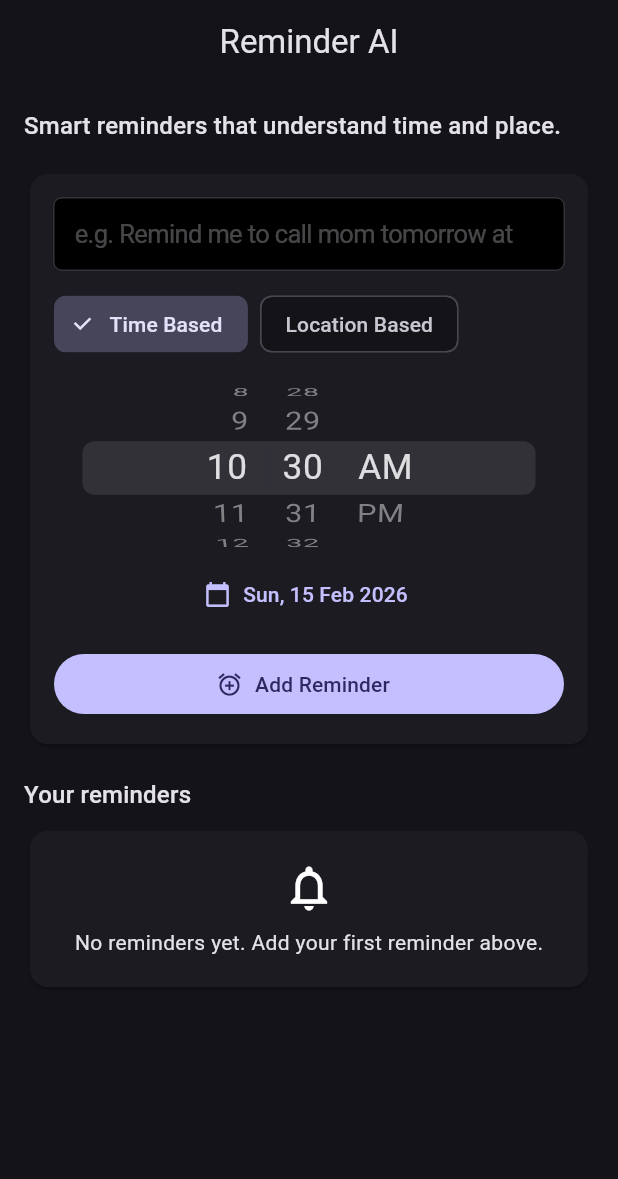
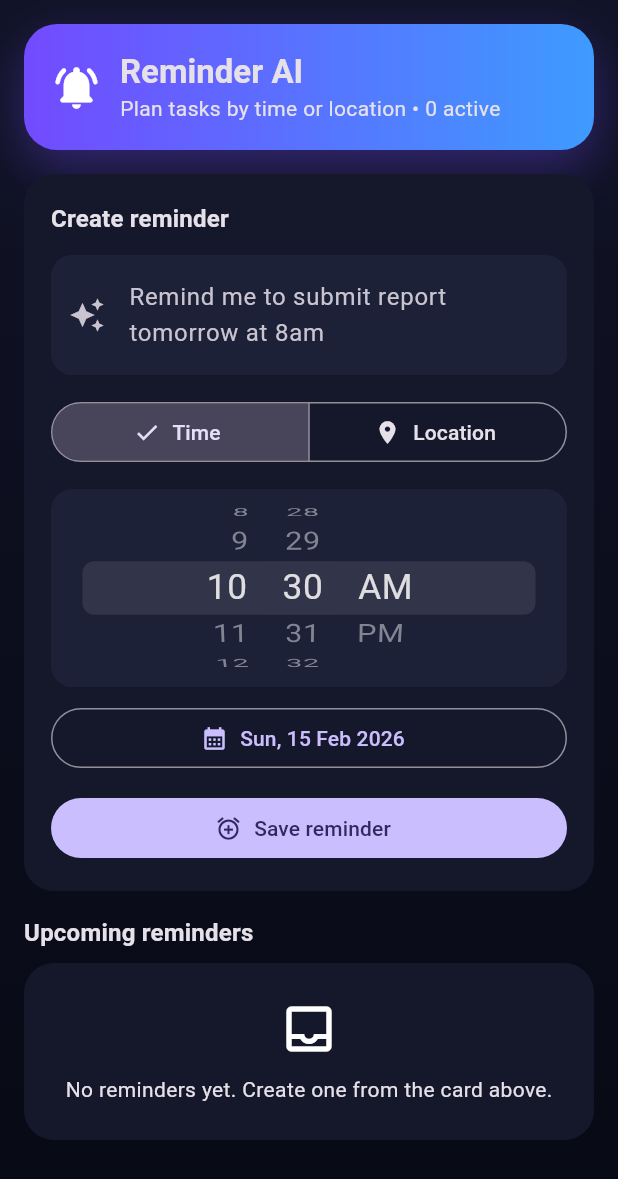
Before and after one commit to itsstoomuch/AIreminder, a Flutter app: the screen it shows after launch, on a phone screen of 412 x 824 dp. Shown: the top 1179 px of the screen. Run offline on Flutter 3.47's test engine with Material 3 defaults, Android fonts, the phone set to English and light mode, and no system bars; our stand-ins replace flutter_local_notifications, geolocator, google_maps_flutter, hive, hive_flutter, timezone; missing offline and left inert: chrono_dart, geofence_service; accounts and stored records are empty.

Commit message:
Redesign home screen with stronger visual hierarchy

```diff
--- a/lib/main.dart
+++ b/lib/main.dart
@@ -33,21 +33,23 @@ class MyApp extends StatelessWidget {
 
   @override
   Widget build(BuildContext context) {
-    const seed = Color(0xFF6C63FF);
+    const seed = Color(0xFF7C5CFF);
+    final colorScheme = ColorScheme.fromSeed(seedColor: seed, brightness: Brightness.dark);
 
     return MaterialApp(
       debugShowCheckedModeBanner: false,
       title: 'Reminder AI',
-      themeMode: ThemeMode.dark,
       theme: ThemeData(
         useMaterial3: true,
-        colorScheme: ColorScheme.fromSeed(seedColor: seed),
+        colorScheme: colorScheme,
+        scaffoldBackgroundColor: const Color(0xFF090B16),
+        cardTheme: const CardTheme(
+          color: Color(0xFF15182B),
+          elevation: 0,
+          margin: EdgeInsets.zero,
+          shape: RoundedRectangleBorder(
+            borderRadius: BorderRadius.all(Radius.circular(20)),
           ),
-      darkTheme: ThemeData(
-        useMaterial3: true,
-        colorScheme: ColorScheme.fromSeed(
-          seedColor: seed,
-          brightness: Brightness.dark,
         ),
       ),
       home: const ReminderScreen(),
@@ -122,7 +124,7 @@ class _ReminderScreenState extends State<ReminderScreen> {
       setState(() {
         _selectedLat = pos.latitude;
         _selectedLng = pos.longitude;
-        _selectedLocation = 'Current Location';
+        _selectedLocation = 'Current location';
       });
     } catch (_) {
       if (!mounted) return;
@@ -157,11 +159,9 @@ class _ReminderScreenState extends State<ReminderScreen> {
     String? triggerType;
 
     var locationMode = isLocationBased;
-
     if (geofence != null) {
       locationMode = true;
       triggerType = geofence.triggerType;
-
       final matched = provider.getLocationByName(geofence.locationName);
       if (matched != null) {
         locationName = matched.name;
@@ -205,7 +205,6 @@ class _ReminderScreenState extends State<ReminderScreen> {
     );
 
     await provider.addReminder(reminder);
-
     _controller.clear();
     setState(() {
       _selectedDate = DateTime.now();
@@ -215,6 +214,7 @@ class _ReminderScreenState extends State<ReminderScreen> {
       _selectedLng = null;
     });
 
+    if (!mounted) return;
     ScaffoldMessenger.of(context).showSnackBar(
       const SnackBar(content: Text('Reminder added successfully.')),
     );
@@ -227,120 +227,78 @@ class _ReminderScreenState extends State<ReminderScreen> {
   }
 
   String _getCountdown(DateTime time) {
-    final now = DateTime.now();
-    final diff = time.difference(now);
+    final diff = time.difference(DateTime.now());
     if (diff.isNegative) return 'Past due';
     if (diff.inMinutes < 60) return '${diff.inMinutes} min left';
-    if (diff.inHours < 24) return '${diff.inHours} hr ${diff.inMinutes % 60} min left';
+    if (diff.inHours < 24) return '${diff.inHours}h ${diff.inMinutes % 60}m left';
     return '${diff.inDays} day(s) left';
   }
 
-  Widget _buildReminderCard(Reminder item, int index) {
-    return Dismissible(
-      key: Key(item.key.toString()),
-      background: Container(
-        margin: const EdgeInsets.symmetric(vertical: 6),
-        decoration: BoxDecoration(
-          color: Colors.redAccent,
-          borderRadius: BorderRadius.circular(16),
-        ),
-        alignment: Alignment.centerRight,
-        padding: const EdgeInsets.symmetric(horizontal: 20),
-        child: const Icon(Icons.delete_outline),
-      ),
-      onDismissed: (_) => context.read<ReminderProvider>().removeReminder(index),
-      child: Card(
-        margin: const EdgeInsets.symmetric(vertical: 6),
-        child: ListTile(
-          contentPadding: const EdgeInsets.symmetric(horizontal: 16, vertical: 10),
-          title: Text(item.text),
-          subtitle: item.isLocationBased && item.latitude != null && item.longitude != null
-              ? FutureBuilder<double>(
-                  future: _calculateDistance(item.latitude, item.longitude),
-                  builder: (context, snapshot) {
-                    final distanceKm = (snapshot.data ?? 0) / 1000;
-                    return Text(
-                      '${item.location ?? 'Unnamed location'} • ${distanceKm.toStringAsFixed(2)} km away',
-                    );
-                  },
-                )
-              : Text(
-                  '${DateFormat('EEE, d MMM • hh:mm a').format(item.time)} • ${_getCountdown(item.time)}',
-                ),
-          leading: Icon(item.isLocationBased ? Icons.location_on : Icons.schedule),
-        ),
-      ),
-    );
-  }
-
-  @override
-  Widget build(BuildContext context) {
-    final reminders = context.watch<ReminderProvider>().reminders;
-
-    return Scaffold(
-      appBar: AppBar(
-        title: const Text('Reminder AI'),
-        centerTitle: true,
-      ),
-      body: SafeArea(
-        child: ListView(
-          padding: const EdgeInsets.all(16),
-          children: [
-            Text(
-              'Smart reminders that understand time and place.',
-              style: Theme.of(context).textTheme.titleMedium,
-            ),
-            const SizedBox(height: 16),
-            Card(
+  Widget _buildComposerCard() {
+    return Card(
       child: Padding(
-                padding: const EdgeInsets.all(16),
+        padding: const EdgeInsets.all(18),
         child: Column(
           crossAxisAlignment: CrossAxisAlignment.stretch,
           children: [
-                    CupertinoTextField(
-                      controller: _controller,
-                      placeholder: 'e.g. Remind me to call mom tomorrow at 8pm',
-                      padding: const EdgeInsets.all(14),
-                      onChanged: _parseAndAutoLinkLocation,
+            Text(
+              'Create reminder',
+              style: Theme.of(context).textTheme.titleMedium?.copyWith(fontWeight: FontWeight.w700),
             ),
             const SizedBox(height: 12),
-                    Wrap(
-                      spacing: 8,
-                      children: [
-                        ChoiceChip(
-                          label: const Text('Time Based'),
-                          selected: !isLocationBased,
-                          onSelected: (_) => setState(() => isLocationBased = false),
+            TextField(
+              controller: _controller,
+              onChanged: _parseAndAutoLinkLocation,
+              minLines: 1,
+              maxLines: 2,
+              decoration: InputDecoration(
+                hintText: 'Remind me to submit report tomorrow at 8am',
+                prefixIcon: const Icon(Icons.auto_awesome),
+                filled: true,
+                fillColor: const Color(0xFF1C2138),
+                border: OutlineInputBorder(
+                  borderRadius: BorderRadius.circular(14),
+                  borderSide: BorderSide.none,
                 ),
-                        ChoiceChip(
-                          label: const Text('Location Based'),
-                          selected: isLocationBased,
-                          onSelected: (_) => setState(() => isLocationBased = true),
               ),
+            ),
+            const SizedBox(height: 14),
+            SegmentedButton<bool>(
+              segments: const [
+                ButtonSegment<bool>(value: false, label: Text('Time'), icon: Icon(Icons.schedule)),
+                ButtonSegment<bool>(value: true, label: Text('Location'), icon: Icon(Icons.location_on)),
               ],
+              selected: {isLocationBased},
+              onSelectionChanged: (value) => setState(() => isLocationBased = value.first),
             ),
-                    const SizedBox(height: 12),
+            const SizedBox(height: 14),
             if (!isLocationBased) ...[
-                      SizedBox(
+              Container(
+                padding: const EdgeInsets.symmetric(vertical: 6),
+                decoration: BoxDecoration(
+                  borderRadius: BorderRadius.circular(14),
+                  color: const Color(0xFF1C2138),
+                ),
+                child: SizedBox(
                   height: 120,
                   child: CupertinoDatePicker(
                     mode: CupertinoDatePickerMode.time,
+                    onDateTimeChanged: (val) => setState(() => _selectedTime = TimeOfDay.fromDateTime(val)),
                     initialDateTime: DateTime.now(),
-                          onDateTimeChanged: (val) {
-                            setState(() => _selectedTime = TimeOfDay.fromDateTime(val));
-                          },
                   ),
                 ),
-                      TextButton.icon(
+              ),
+              const SizedBox(height: 10),
+              OutlinedButton.icon(
                 onPressed: _pickDate,
-                        icon: const Icon(Icons.calendar_today),
+                icon: const Icon(Icons.calendar_month),
                 label: Text(DateFormat('EEE, d MMM yyyy').format(_selectedDate)),
               ),
             ] else ...[
               SizedBox(
-                        height: 170,
+                height: 185,
                 child: ClipRRect(
-                          borderRadius: BorderRadius.circular(12),
+                  borderRadius: BorderRadius.circular(14),
                   child: MapPickerPreview(
                     onLocationSelected: (position, name) {
                       setState(() {
@@ -352,16 +310,19 @@ class _ReminderScreenState extends State<ReminderScreen> {
                   ),
                 ),
               ),
-                      const SizedBox(height: 12),
-                      Wrap(
-                        spacing: 8,
+              const SizedBox(height: 10),
+              Row(
                 children: [
-                          OutlinedButton.icon(
+                  Expanded(
+                    child: OutlinedButton.icon(
                       onPressed: _useCurrentLocation,
                       icon: const Icon(Icons.my_location),
-                            label: const Text('Use current location'),
+                      label: const Text('Current'),
                     ),
-                          OutlinedButton.icon(
+                  ),
+                  const SizedBox(width: 8),
+                  Expanded(
+                    child: OutlinedButton.icon(
                       onPressed: () async {
                         final picked = await Navigator.push(
                           context,
@@ -376,47 +337,141 @@ class _ReminderScreenState extends State<ReminderScreen> {
                         }
                       },
                       icon: const Icon(Icons.map_outlined),
-                            label: const Text('Choose on map'),
+                      label: const Text('Pick on map'),
+                    ),
                   ),
                 ],
               ),
-                      if (_selectedLocation != null) ...[
-                        const SizedBox(height: 8),
-                        Text('Selected: $_selectedLocation'),
-                      ],
+              if (_selectedLocation != null)
+                Padding(
+                  padding: const EdgeInsets.only(top: 8),
+                  child: Text('Selected: $_selectedLocation'),
+                ),
             ],
             const SizedBox(height: 12),
             FilledButton.icon(
               onPressed: _addReminder,
-                      icon: const Icon(Icons.add_alarm),
-                      label: const Text('Add Reminder'),
+              icon: const Icon(Icons.alarm_add),
+              label: const Text('Save reminder'),
             ),
           ],
         ),
       ),
+    );
+  }
+
+  Widget _buildReminderCard(Reminder item, int index) {
+    return Dismissible(
+      key: Key(item.key.toString()),
+      onDismissed: (_) => context.read<ReminderProvider>().removeReminder(index),
+      background: Container(
+        margin: const EdgeInsets.symmetric(vertical: 6),
+        decoration: BoxDecoration(
+          borderRadius: BorderRadius.circular(16),
+          color: Colors.red.shade400,
         ),
-            const SizedBox(height: 18),
-            Text('Your reminders', style: Theme.of(context).textTheme.titleMedium),
+        alignment: Alignment.centerRight,
+        padding: const EdgeInsets.only(right: 16),
+        child: const Icon(Icons.delete),
+      ),
+      child: Container(
+        margin: const EdgeInsets.symmetric(vertical: 6),
+        decoration: BoxDecoration(
+          borderRadius: BorderRadius.circular(18),
+          gradient: const LinearGradient(
+            colors: [Color(0xFF171D34), Color(0xFF111527)],
+          ),
+          border: Border.all(color: Colors.white.withOpacity(0.06)),
+        ),
+        child: ListTile(
+          contentPadding: const EdgeInsets.symmetric(horizontal: 16, vertical: 10),
+          leading: CircleAvatar(
+            backgroundColor: item.isLocationBased ? Colors.purple.withOpacity(0.2) : Colors.cyan.withOpacity(0.2),
+            child: Icon(item.isLocationBased ? Icons.location_on : Icons.schedule),
+          ),
+          title: Text(item.text, maxLines: 1, overflow: TextOverflow.ellipsis),
+          subtitle: item.isLocationBased && item.latitude != null && item.longitude != null
+              ? FutureBuilder<double>(
+                  future: _calculateDistance(item.latitude, item.longitude),
+                  builder: (context, snapshot) {
+                    final km = (snapshot.data ?? 0) / 1000;
+                    return Text('${item.location ?? 'Unnamed location'} • ${km.toStringAsFixed(2)} km away');
+                  },
+                )
+              : Text('${DateFormat('EEE, d MMM • hh:mm a').format(item.time)} • ${_getCountdown(item.time)}'),
+        ),
+      ),
+    );
+  }
+
+  @override
+  Widget build(BuildContext context) {
+    final reminders = context.watch<ReminderProvider>().reminders;
+
+    return Scaffold(
+      body: Container(
+        decoration: const BoxDecoration(
+          gradient: LinearGradient(
+            begin: Alignment.topCenter,
+            end: Alignment.bottomCenter,
+            colors: [Color(0xFF111327), Color(0xFF070914)],
+          ),
+        ),
+        child: SafeArea(
+          child: ListView(
+            padding: const EdgeInsets.all(16),
+            children: [
+              Container(
+                padding: const EdgeInsets.all(18),
+                decoration: BoxDecoration(
+                  borderRadius: BorderRadius.circular(22),
+                  gradient: const LinearGradient(colors: [Color(0xFF724BFF), Color(0xFF3E9BFF)]),
+                  boxShadow: [
+                    BoxShadow(
+                      color: const Color(0xFF724BFF).withOpacity(0.35),
+                      blurRadius: 28,
+                      offset: const Offset(0, 12),
+                    ),
+                  ],
+                ),
+                child: Row(
+                  children: [
+                    const Icon(Icons.notifications_active_rounded, size: 34),
+                    const SizedBox(width: 12),
+                    Expanded(
+                      child: Column(
+                        crossAxisAlignment: CrossAxisAlignment.start,
+                        children: [
+                          Text('Reminder AI', style: Theme.of(context).textTheme.titleLarge?.copyWith(fontWeight: FontWeight.bold)),
+                          Text('Plan tasks by time or location • ${reminders.length} active'),
+                        ],
+                      ),
+                    ),
+                  ],
+                ),
+              ),
+              const SizedBox(height: 16),
+              _buildComposerCard(),
+              const SizedBox(height: 16),
+              Text('Upcoming reminders', style: Theme.of(context).textTheme.titleMedium?.copyWith(fontWeight: FontWeight.w700)),
               const SizedBox(height: 8),
               if (reminders.isEmpty)
                 Card(
                   child: Padding(
-                  padding: const EdgeInsets.all(20),
+                    padding: const EdgeInsets.all(24),
                     child: Column(
                       children: const [
-                      Icon(Icons.notifications_none, size: 36),
-                      SizedBox(height: 8),
-                      Text('No reminders yet. Add your first reminder above.'),
+                        Icon(Icons.inbox_outlined, size: 40),
+                        SizedBox(height: 10),
+                        Text('No reminders yet. Create one from the card above.'),
                       ],
                     ),
                   ),
                 )
               else
-              ...List.generate(reminders.length, (index) {
-                final item = reminders[index];
-                return _buildReminderCard(item, index);
-              }),
+                ...List.generate(reminders.length, (index) => _buildReminderCard(reminders[index], index)),
             ],
+          ),
         ),
       ),
     );
```
Lines whose indentation alone changed are shown as unchanged.
